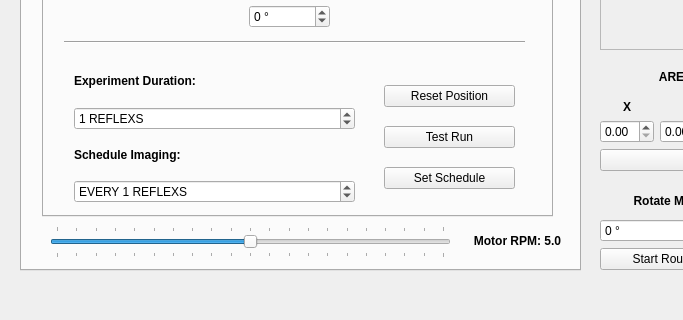
Old version of the form _ui/FlashLapse_CP.ui in the repository CoSE-Jerry/Flashlapse_NEO; both pictures show x 0 to 683 and y 350 to 670 of the 1000 by 670 pixel window.
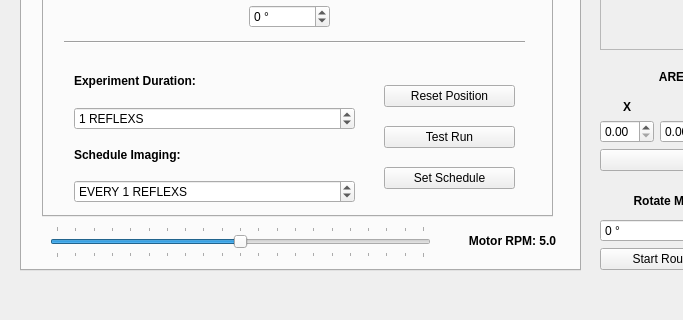
New version of the form. The open tabs and pages were chosen to show the change. Icons and pictures are not drawn.

Diff of the .ui file:
```diff
--- a/_ui/FlashLapse_CP.ui
+++ b/_ui/FlashLapse_CP.ui
@@ -1025,9 +1025,9 @@
      <widget class="QLabel" name="motorSpeed_label">
       <property name="geometry">
        <rect>
-        <x>450</x>
+        <x>430</x>
         <y>530</y>
-        <width>91</width>
+        <width>121</width>
         <height>31</height>
        </rect>
       </property>
@@ -1040,7 +1040,7 @@
        <rect>
         <x>28</x>
         <y>530</y>
-        <width>401</width>
+        <width>381</width>
         <height>32</height>
        </rect>
       </property>
```
Left out of the diff: 2 changed lines with no effect on the pictures.
